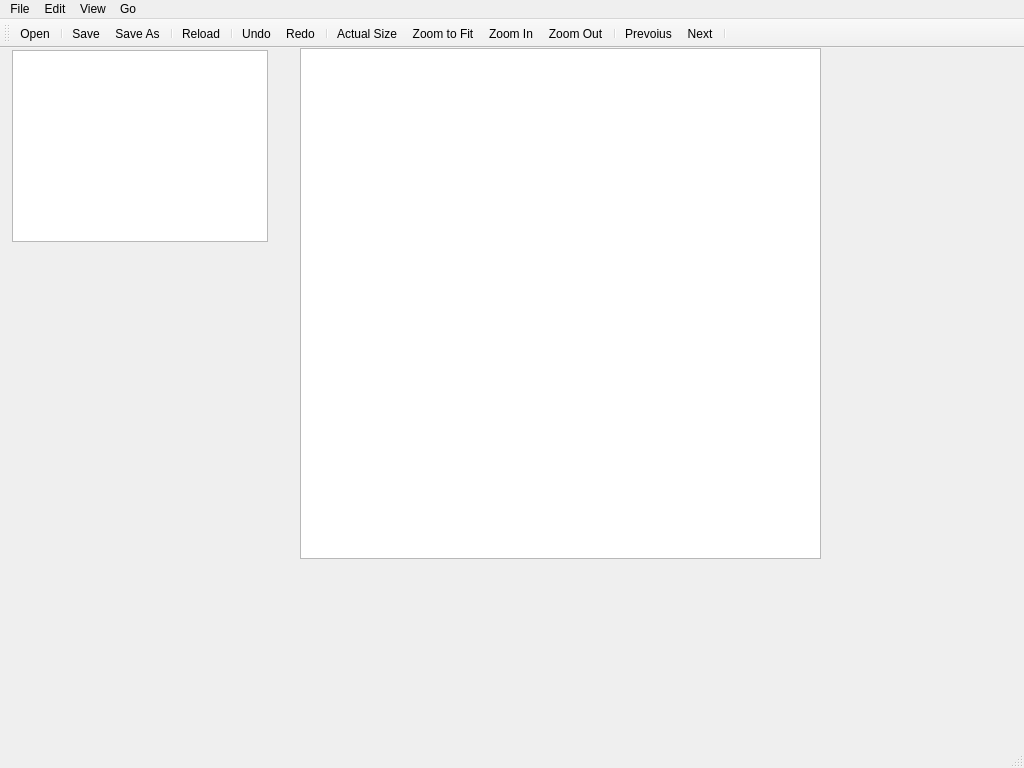
Old version of the form src/gui/mainwindow.ui in the repository CervecerosCodigo/CCIMP.
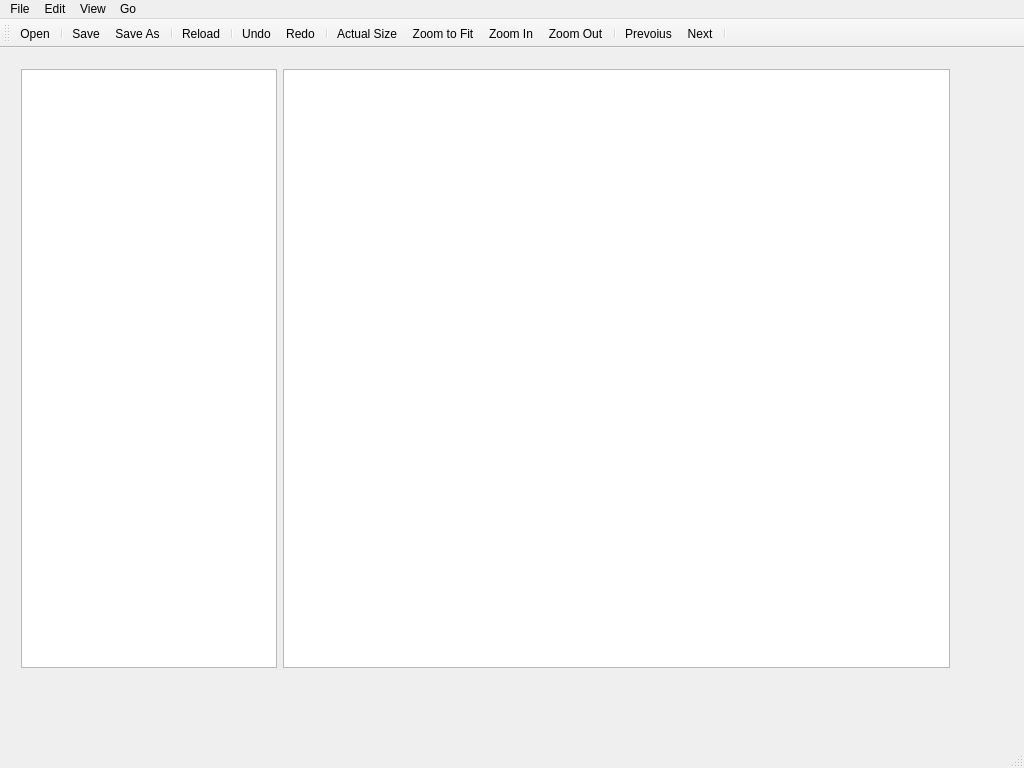
New version of the form. Icons and pictures are not drawn. Custom widgets are drawn as their Qt base class.

Commit message: Tree view fungerer uten arv

Patch:
```diff
--- a/src/gui/mainwindow.ui
+++ b/src/gui/mainwindow.ui
@@ -14,25 +14,40 @@
    <string>MainWindow</string>
   </property>
   <widget class="QWidget" name="centralWidget">
-   <widget class="QGraphicsView" name="graphicsView">
+   <widget class="QWidget" name="">
     <property name="geometry">
      <rect>
-      <x>300</x>
-      <y>0</y>
-      <width>521</width>
-      <height>511</height>
+      <x>10</x>
+      <y>10</y>
+      <width>951</width>
+      <height>621</height>
      </rect>
     </property>
-   </widget>
-   <widget class="ccimp_tree_view" name="treeView">
-    <property name="geometry">
-     <rect>
-      <x>12</x>
-      <y>2</y>
-      <width>256</width>
-      <height>192</height>
-     </rect>
-    </property>
+    <layout class="QGridLayout" name="gridLayout">
+     <property name="sizeConstraint">
+      <enum>QLayout::SetNoConstraint</enum>
+     </property>
+     <item row="0" column="0">
+      <widget class="QTreeView" name="treeView">
+       <property name="sizePolicy">
+        <sizepolicy hsizetype="Preferred" vsizetype="Expanding">
+         <horstretch>0</horstretch>
+         <verstretch>0</verstretch>
+        </sizepolicy>
+       </property>
+      </widget>
+     </item>
+     <item row="0" column="1">
+      <widget class="QGraphicsView" name="graphicsView">
+       <property name="sizePolicy">
+        <sizepolicy hsizetype="Expanding" vsizetype="Expanding">
+         <horstretch>0</horstretch>
+         <verstretch>0</verstretch>
+        </sizepolicy>
+       </property>
+      </widget>
+     </item>
+    </layout>
    </widget>
   </widget>
   <widget class="QMenuBar" name="menuBar">
@@ -268,13 +283,6 @@
   </action>
  </widget>
  <layoutdefault spacing="6" margin="11"/>
- <customwidgets>
-  <customwidget>
-   <class>ccimp_tree_view</class>
-   <extends>QTreeView</extends>
-   <header>gui/ccimp_tree_view.h</header>
-  </customwidget>
- </customwidgets>
  <resources>
   <include location="../../res/resources.qrc"/>
  </resources>
```
The commit also changes 6 other files.
